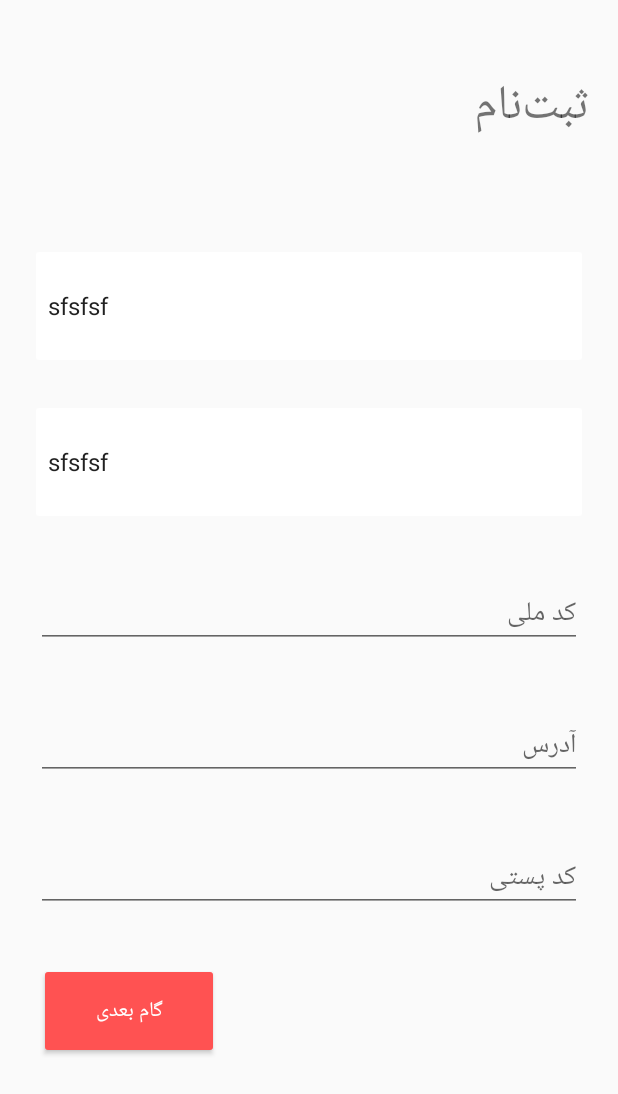
After one commit to Mr648/ainaki-android-app, an Android app: the layout activity_register_2nd_step.xml on its own in the app's theme, with its tools: preview values and no code run, on a phone screen of 412 x 824 dp. The commit adds this screen. Shown: the top 1094 px of the screen. Run offline under Robolectric (Android 15) with nearby library versions, the light colour scheme and no system bars.

Commit message:
some activities added

```diff
--- a/app/src/main/AndroidManifest.xml
+++ b/app/src/main/AndroidManifest.xml
@@ -10,9 +10,10 @@
         android:supportsRtl="true"
         android:theme="@style/AppTheme" >
         <activity android:name=".MainActivity" >
+        </activity>
+        <activity android:name=".SettingActivity" >
             <intent-filter>
                 <action android:name="android.intent.action.MAIN" />
-
                 <category android:name="android.intent.category.LAUNCHER" />
             </intent-filter>
         </activity>
--- a/app/src/main/java/apps/sffa/com/ainaki/MainActivity.java
+++ b/app/src/main/java/apps/sffa/com/ainaki/MainActivity.java
@@ -2,15 +2,16 @@ package apps.sffa.com.ainaki;
 
 import android.support.v7.app.AppCompatActivity;
 import android.os.Bundle;
-import android.widget.TextView;
 
 public class MainActivity extends AppCompatActivity {
 
     @Override
     protected void onCreate(Bundle savedInstanceState) {
         super.onCreate(savedInstanceState);
-        setContentView(R.layout.activity_register);
-
+        setContentView(R.layout.activity_register_2nd_step);
+getSupportActionBar().setDisplayShowTitleEnabled(true);
+getSupportActionBar().setDisplayHomeAsUpEnabled(true);
+getSupportActionBar().setDisplayShowHomeEnabled(true);
 //        // Example of a call to a native method
 //        TextView tv = (TextView) findViewById(R.id.sample_text);
 //        tv.setText(stringFromJNI());
--- /dev/null
+++ b/app/src/main/java/apps/sffa/com/ainaki/SettingActivity.java
@@ -0,0 +1,22 @@
+package apps.sffa.com.ainaki;
+
+import android.content.Context;
+import android.os.Bundle;
+import android.preference.PreferenceActivity;
+import android.support.annotation.Nullable;
+import android.support.v7.app.AppCompatActivity;
+import android.view.LayoutInflater;
+import android.view.View;
+
+/**
+ * Created by mr-code on 5/15/2018.
+ */
+
+public class SettingActivity extends PreferenceActivity {
+    @Override
+    protected void onCreate(@Nullable Bundle savedInstanceState) {
+        super.onCreate(savedInstanceState);
+        View view = ((LayoutInflater) getSystemService(Context.LAYOUT_INFLATER_SERVICE)).inflate(R.xml.app_setting,null);
+        addContentView(view,null);
+    }
+}
--- /dev/null
+++ b/app/src/main/res/drawable/background.xml
@@ -0,0 +1,8 @@
+<?xml version="1.0" encoding="utf-8"?>
+<shape xmlns:android="http://schemas.android.com/apk/res/android"
+    android:shape="rectangle">
+    <gradient
+        android:startColor="#006499"
+        android:endColor="#0093d7"
+        android:angle="90" />
+</shape>
--- /dev/null
+++ b/app/src/main/res/drawable/spinner_background.xml
@@ -0,0 +1,7 @@
+<?xml version="1.0" encoding="utf-8"?>
+<shape android:shape="rectangle"
+    xmlns:android="http://schemas.android.com/apk/res/android" >
+    <solid android:color="@color/colorWhite"/>
+    <corners android:radius="@dimen/_2dp"/>
+    <size android:height="@dimen/_56dp"/>
+</shape>
--- a/app/src/main/res/layout/activity_register.xml
+++ b/app/src/main/res/layout/activity_register_1st_step.xml
@@ -191,7 +191,8 @@
 
                 <Button
                     android:id="@+id/btnNextStep"
-                    android:layout_width="wrap_content"
+                    style="@style/Widget.AppCompat.Button.Colored"
+                    android:layout_width="@dimen/_120dp"
                     android:layout_height="@dimen/_64dp"
                     android:padding="@dimen/_8dp"
                     android:text="گام بعدی" />
--- /dev/null
+++ b/app/src/main/res/layout/activity_register_2nd_step.xml
@@ -0,0 +1,169 @@
+<?xml version="1.0" encoding="utf-8"?>
+<android.support.design.widget.CoordinatorLayout xmlns:android="http://schemas.android.com/apk/res/android"
+    xmlns:app="http://schemas.android.com/apk/res-auto"
+    xmlns:tools="http://schemas.android.com/tools"
+    android:id="@+id/coordinator"
+    android:layout_width="match_parent"
+    android:layout_height="match_parent"
+    android:layoutDirection="rtl"
+    tools:context=".MainActivity">
+
+    <android.support.design.widget.AppBarLayout
+        android:layout_width="match_parent"
+        android:layout_height="@dimen/_144dp"
+        android:background="@null">
+
+        <android.support.design.widget.CollapsingToolbarLayout
+            android:id="@+id/collapsingToolbar"
+            android:layout_width="match_parent"
+            android:layout_height="match_parent"
+            android:fitsSystemWindows="true"
+            app:contentScrim="@null"
+            app:expandedTitleMarginEnd="30dp"
+            app:expandedTitleMarginStart="30dp"
+            app:layout_scrollFlags="scroll|exitUntilCollapsed"
+            app:layout_scrollInterpolator="@android:anim/bounce_interpolator"
+            app:title="@string/app_name">
+
+            <LinearLayout
+                android:layout_width="match_parent"
+                android:layout_height="match_parent"
+                android:gravity="center_vertical"
+                android:orientation="vertical"
+                android:padding="@dimen/_18dp">
+
+                <TextView
+                    android:id="@+id/textView"
+                    android:layout_width="match_parent"
+                    android:layout_height="wrap_content"
+                    android:text="@string/label_register"
+                    android:textSize="@dimen/_32sp" />
+            </LinearLayout>
+
+
+        </android.support.design.widget.CollapsingToolbarLayout>
+    </android.support.design.widget.AppBarLayout>
+
+    <android.support.v4.widget.NestedScrollView
+        android:layout_width="match_parent"
+        android:layout_height="match_parent"
+        app:layout_behavior="@string/appbar_scrolling_view_behavior">
+
+
+        <LinearLayout
+            android:layout_width="match_parent"
+            android:layout_height="match_parent"
+            android:orientation="vertical"
+            android:padding="@dimen/_8dp"
+            android:weightSum="10">
+
+            <LinearLayout
+                android:layout_width="0dp"
+                android:layout_height="0dp"
+                android:layout_weight="0"
+                android:focusable="true"
+                android:focusableInTouchMode="true" />
+
+            <LinearLayout
+                android:layout_width="match_parent"
+                android:layout_height="0dp"
+                android:layout_weight="7"
+                android:focusable="true"
+                android:focusableInTouchMode="true"
+                android:orientation="vertical">
+
+                <Spinner
+                    android:id="@+id/spnProvience"
+                    style="@style/Widget.AppCompat.Spinner"
+                    android:layout_width="match_parent"
+                    android:layout_height="@dimen/_72dp"
+                    android:layout_margin="@dimen/_16dp"
+                    android:background="@drawable/spinner_background"
+                    android:entries="@array/provinces"
+                    android:prompt="@string/label_provinces" />
+
+                <Spinner
+                    android:id="@+id/spnCity"
+                    style="@style/Widget.AppCompat.Spinner"
+                    android:layout_width="match_parent"
+                    android:layout_height="@dimen/_72dp"
+                    android:layout_margin="@dimen/_16dp"
+                    android:background="@drawable/spinner_background"
+                    android:entries="@array/provinces"
+                    android:prompt="@string/label_cities" />
+
+                <android.support.design.widget.TextInputLayout
+                    android:id="@+id/inputLayoutNationalCode"
+                    android:layout_width="match_parent"
+                    android:layout_height="wrap_content"
+                    android:layout_margin="@dimen/_16dp">
+
+                    <android.support.design.widget.TextInputEditText
+                        android:id="@+id/txtNationalCode"
+                        android:layout_width="match_parent"
+                        android:layout_height="wrap_content"
+                        android:layout_centerHorizontal="true"
+                        android:layout_centerVertical="true"
+                        android:ems="10"
+                        android:gravity="right"
+                        android:hint="@string/hint_national_code" />
+                </android.support.design.widget.TextInputLayout>
+
+                <android.support.design.widget.TextInputLayout
+                    android:id="@+id/inputLayoutAddress"
+                    android:layout_width="match_parent"
+                    android:layout_height="wrap_content"
+                    android:layout_margin="@dimen/_16dp">
+
+                    <android.support.design.widget.TextInputEditText
+                        android:id="@+id/txtAddress"
+                        android:layout_width="match_parent"
+                        android:layout_height="wrap_content"
+                        android:layout_centerHorizontal="true"
+                        android:layout_centerVertical="true"
+                        android:ems="10"
+                        android:gravity="right"
+                        android:hint="@string/hint_address" />
+
+                </android.support.design.widget.TextInputLayout>
+
+                <android.support.design.widget.TextInputLayout
+                    android:id="@+id/inputLayoutPostalCode"
+                    android:layout_width="match_parent"
+                    android:layout_height="wrap_content"
+                    android:layout_margin="@dimen/_16dp">
+
+                    <android.support.design.widget.TextInputEditText
+                        android:id="@+id/txtPostalCode"
+                        android:layout_width="match_parent"
+                        android:layout_height="wrap_content"
+                        android:layout_centerHorizontal="true"
+                        android:layout_centerVertical="true"
+                        android:ems="10"
+                        android:gravity="right"
+                        android:hint="@string/hint_postal_code" />
+                </android.support.design.widget.TextInputLayout>
+            </LinearLayout>
+
+
+            <LinearLayout
+                android:layout_width="match_parent"
+                android:layout_height="0dp"
+                android:layout_weight="3"
+                android:gravity="left|center_vertical"
+                android:orientation="horizontal"
+                android:padding="@dimen/_18dp">
+
+                <Button
+                    android:id="@+id/btnNextStep"
+                    style="@style/Widget.AppCompat.Button.Colored"
+                    android:layout_width="@dimen/_120dp"
+                    android:layout_height="@dimen/_64dp"
+                    android:padding="@dimen/_8dp"
+                    android:text="گام بعدی" />
+            </LinearLayout>
+        </LinearLayout>
+
+    </android.support.v4.widget.NestedScrollView>
+
+</android.support.design.widget.CoordinatorLayout>
--- a/app/src/main/res/values/colors.xml
+++ b/app/src/main/res/values/colors.xml
@@ -2,7 +2,7 @@
 <resources>
     <color name="colorPrimary">#4B102C</color>
     <color name="colorPrimaryDark">#3e2723</color>
-    <color name="colorAccent">#FF4081</color>
+    <color name="colorAccent">#FF5252</color>
     <color name="colorButton">#FF5252</color>
     <color name="colorBlack">#000000</color>
     <color name="colorWhite">#FFFFFF</color>
--- a/app/src/main/res/values/dimens.xml
+++ b/app/src/main/res/values/dimens.xml
@@ -16,7 +16,10 @@
     <dimen name="_56dp">56dp</dimen>
     <dimen name="_64dp">64dp</dimen>
     <dimen name="_72dp">72dp</dimen>
+    <dimen name="_92dp">92dp</dimen>
+    <dimen name="_96dp">96dp</dimen>
     <dimen name="_104dp">104dp</dimen>
+    <dimen name="_120dp">120dp</dimen>
     <dimen name="_128dp">128dp</dimen>
     <dimen name="_144dp">144dp</dimen>
     <dimen name="_256dp">256dp</dimen>
--- a/app/src/main/res/values/strings.xml
+++ b/app/src/main/res/values/strings.xml
@@ -1,6 +1,8 @@
 <resources>
     <string name="app_name">Ainaki</string>
     <string name="label_register">ثبت‌نام</string>
+    <string name="label_provinces">انتخاب استان</string>
+    <string name="label_cities">انتخاب شهرستان</string>
     <string name="hint_name">نام</string>
     <string name="hint_family">نام خانوادگی</string>
     <string name="hint_name_and_family">نام و نام‌خانوادگی</string>
@@ -9,5 +11,26 @@
     <string name="hint_password_confirm">تکرار رمز عبور</string>
     <string name="hint_username">نام کاربری</string>
     <string name="hint_national_code">کد ملی</string>
+    <string name="hint_address">آدرس</string>
+    <string name="hint_postal_code">کد پستی</string>
+    <string name="hint_description">توضیحات تکمیلی</string>
     <string name="hint_email">ایمیل</string>
+
+    <array name="provinces">
+        <item>sfsfsf</item>
+        <item>sfsfsf</item>
+        <item>sfsfsf</item>
+        <item>sfsfsf</item>
+        <item>sfsfsf</item>
+        <item>sfsfsf</item>
+        <item>sfsfsf</item>
+        <item>sfsfsf</item>
+        <item>sfsfsf</item>
+        <item>sfsfsf</item>
+        <item>sfsfsf</item>
+        <item>sfsfsf</item>
+        <item>sfsfsf</item>
+        <item>sfsfsf</item>
+        <item>sfsfsf</item>
+    </array>
 </resources>
--- /dev/null
+++ b/app/src/main/res/xml/app_setting.xml
@@ -0,0 +1,15 @@
+<?xml version="1.0" encoding="utf-8"?>
+<PreferenceScreen xmlns:android="http://schemas.android.com/apk/res/android" >
+    <CheckBoxPreference
+        android:layout_width="wrap_content"
+        android:layout_height="wrap_content"
+        android:defaultValue="false"
+        android:key="recive_notifications"
+        android:title="نمایش اعلان" />
+    <CheckBoxPreference
+        android:layout_width="wrap_content"
+        android:layout_height="wrap_content"
+        android:defaultValue="false"
+        android:key="recive_news"
+        android:title="دریافت اخبار" />
+</PreferenceScreen>
```
